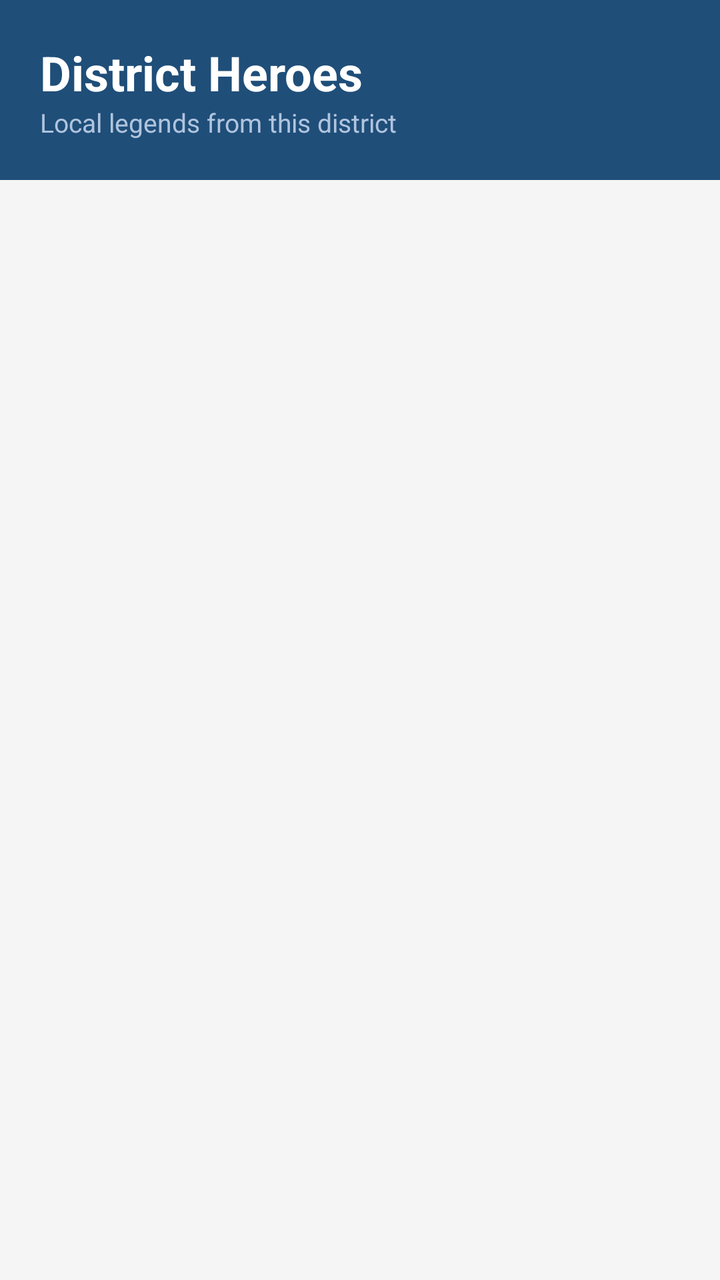
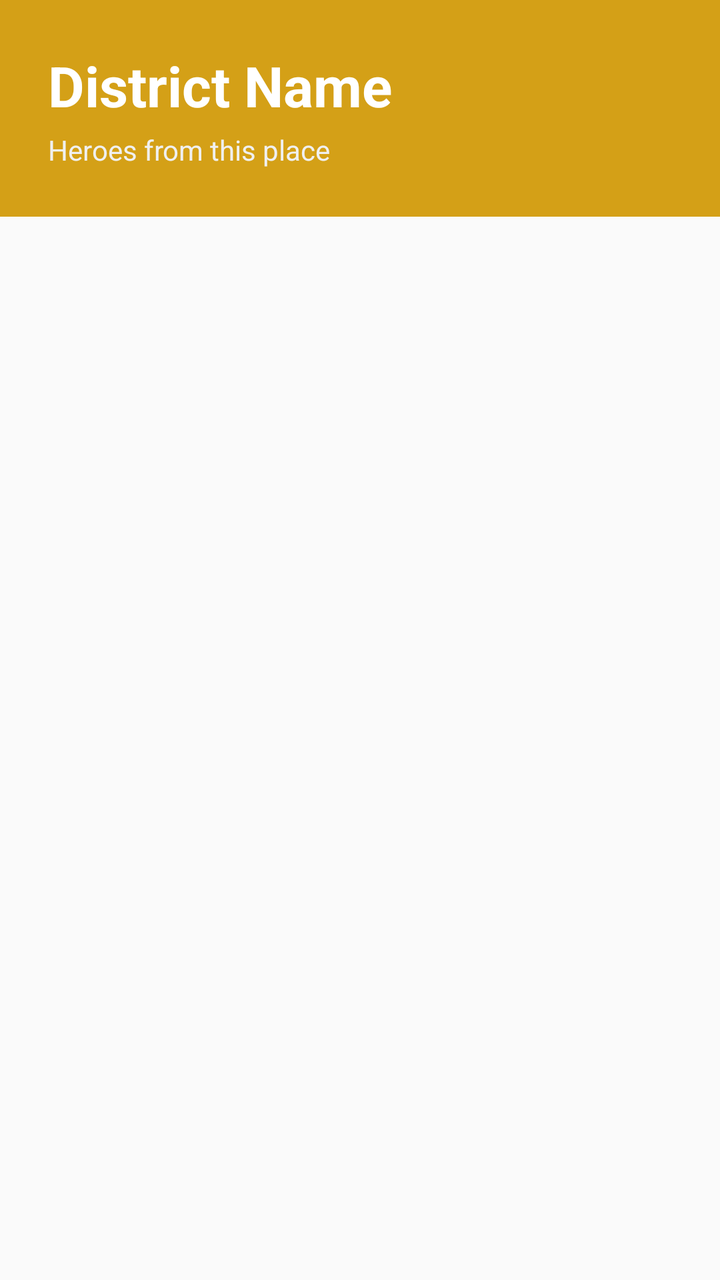

Compare the two renders of this Android layout. The source of the first and the diff that turns it into the second are given below.
<!-- AndroidManifest.xml: application theme Theme.NammaKathey -->
<!-- res/layout/activity_district_heroes.xml -->
<?xml version="1.0" encoding="utf-8"?>
<LinearLayout xmlns:android="http://schemas.android.com/apk/res/android"
    android:layout_width="match_parent"
    android:layout_height="match_parent"
    android:orientation="vertical"
    android:background="#F5F5F5">

    
    <LinearLayout
        android:layout_width="match_parent"
        android:layout_height="wrap_content"
        android:background="#1F4E79"
        android:padding="20dp"
        android:orientation="vertical">

        <TextView
            android:id="@+id/tvDistrictTitle"
            android:layout_width="wrap_content"
            android:layout_height="wrap_content"
            android:text="District Heroes"
            android:textColor="#FFFFFF"
            android:textSize="24sp"
            android:textStyle="bold"/>

        <TextView
            android:id="@+id/tvDistrictSubtitle"
            android:layout_width="wrap_content"
            android:layout_height="wrap_content"
            android:text="Local legends from this district"
            android:textColor="#B0C4DE"
            android:textSize="13sp"/>

    </LinearLayout>

    <androidx.recyclerview.widget.RecyclerView
        android:id="@+id/recyclerDistrictHeroes"
        android:layout_width="match_parent"
        android:layout_height="match_parent"
        android:padding="8dp"
        android:clipToPadding="false"/>

</LinearLayout>
<!-- resources referenced by this layout -->
<resources>
  <style name="Theme.NammaKathey" parent="Base.Theme.NammaKathey" />
  <style name="Base.Theme.NammaKathey" parent="Theme.Material3.DayNight.NoActionBar">
          
          
      </style>
</resources>

<!-- the commit's change to res/layout/activity_district_heroes.xml (unified diff, before → after) -->
@@ -3,40 +3,39 @@
     android:layout_width="match_parent"
     android:layout_height="match_parent"
     android:orientation="vertical"
-    android:background="#F5F5F5">
+    android:background="@color/bg_off_white">
 
-    
     <LinearLayout
         android:layout_width="match_parent"
         android:layout_height="wrap_content"
-        android:background="#1F4E79"
-        android:padding="20dp"
+        android:background="@color/brand_mustard"
+        android:padding="24dp"
         android:orientation="vertical">
 
         <TextView
             android:id="@+id/tvDistrictTitle"
             android:layout_width="wrap_content"
             android:layout_height="wrap_content"
-            android:text="District Heroes"
+            android:text="District Name"
             android:textColor="#FFFFFF"
-            android:textSize="24sp"
+            android:textSize="28sp"
             android:textStyle="bold"/>
 
         <TextView
             android:id="@+id/tvDistrictSubtitle"
             android:layout_width="wrap_content"
             android:layout_height="wrap_content"
-            android:text="Local legends from this district"
-            android:textColor="#B0C4DE"
-            android:textSize="13sp"/>
-
+            android:text="Heroes from this place"
+            android:textColor="#F0F0F0"
+            android:textSize="14sp"
+            android:layout_marginTop="4dp"/>
     </LinearLayout>
 
     <androidx.recyclerview.widget.RecyclerView
         android:id="@+id/recyclerDistrictHeroes"
         android:layout_width="match_parent"
         android:layout_height="match_parent"
-        android:padding="8dp"
+        android:paddingTop="16dp"
         android:clipToPadding="false"/>
 
 </LinearLayout>
<!-- resource entries referenced after the edit -->
@@ -1,5 +1,7 @@
 <!-- resources referenced by this layout -->
 <resources>
+  <color name="bg_off_white">#FAFAFA</color>
+  <color name="brand_mustard">#D4A017</color>
   <style name="Theme.NammaKathey" parent="Base.Theme.NammaKathey" />
   <style name="Base.Theme.NammaKathey" parent="Theme.Material3.DayNight.NoActionBar">
           
